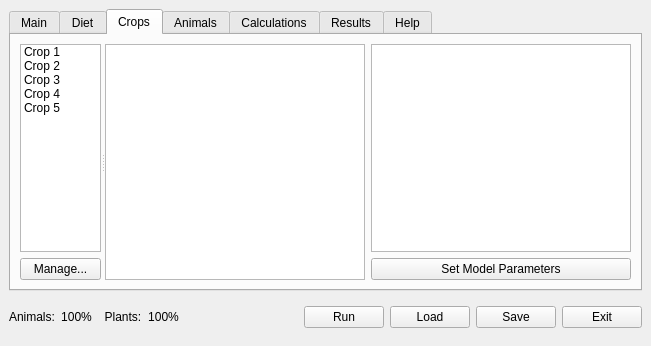
Above: src/ui/lamainformbase.ui from arkygeek/landuseanalyst before the change. Below: the same form after it.
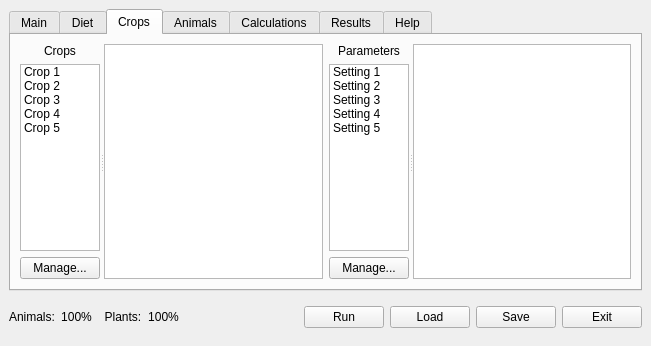
That is the form after the change. The open tabs and pages were chosen to show the change. Icons and pictures are not drawn.

Commit message: made changes to accommodate parameter management in mainform organized order of things in lautils added parameter management forms, not yet implemented though

Patch:
```diff
--- a/src/ui/lamainformbase.ui
+++ b/src/ui/lamainformbase.ui
@@ -955,15 +955,15 @@
       <attribute name="title" >
        <string>Crops</string>
       </attribute>
-      <layout class="QGridLayout" >
-       <property name="margin" >
-        <number>9</number>
-       </property>
-       <property name="spacing" >
-        <number>6</number>
-       </property>
-       <item row="0" column="0" >
         <widget class="QSplitter" name="splitter_4" >
+       <property name="geometry" >
+        <rect>
+         <x>9</x>
+         <y>9</y>
+         <width>303</width>
+         <height>235</height>
+        </rect>
+       </property>
          <property name="orientation" >
           <enum>Qt::Horizontal</enum>
          </property>
@@ -975,6 +975,16 @@
            <property name="spacing" >
             <number>6</number>
            </property>
+         <item>
+          <widget class="QLabel" name="label_4" >
+           <property name="text" >
+            <string>Crops</string>
+           </property>
+           <property name="alignment" >
+            <set>Qt::AlignCenter</set>
+           </property>
+          </widget>
+         </item>
            <item>
             <widget class="QListWidget" name="listWidgetPlants" >
              <property name="sizePolicy" >
@@ -1029,15 +1039,7 @@
            </item>
           </layout>
          </widget>
-         <widget class="QWidget" name="layoutWidget" >
-          <layout class="QHBoxLayout" >
-           <property name="margin" >
-            <number>0</number>
-           </property>
-           <property name="spacing" >
-            <number>6</number>
-           </property>
-           <item>
+       <widget class="QWidget" name="" >
             <layout class="QVBoxLayout" >
              <property name="margin" >
               <number>0</number>
@@ -1058,8 +1060,21 @@
               </widget>
              </item>
             </layout>
-           </item>
-           <item>
+       </widget>
+      </widget>
+      <widget class="QSplitter" name="splitter_7" >
+       <property name="geometry" >
+        <rect>
+         <x>318</x>
+         <y>9</y>
+         <width>302</width>
+         <height>235</height>
+        </rect>
+       </property>
+       <property name="orientation" >
+        <enum>Qt::Horizontal</enum>
+       </property>
+       <widget class="QWidget" name="" >
             <layout class="QVBoxLayout" >
              <property name="margin" >
               <number>0</number>
@@ -1068,31 +1083,72 @@
               <number>6</number>
              </property>
              <item>
-              <widget class="QTextBrowser" name="textBrowserPlantParameters" >
+          <widget class="QLabel" name="label" >
+           <property name="text" >
+            <string>Parameters</string>
+           </property>
+           <property name="alignment" >
+            <set>Qt::AlignCenter</set>
+           </property>
+          </widget>
+         </item>
+         <item>
+          <widget class="QListWidget" name="listWidgetPlantParameters" >
                <property name="sizePolicy" >
                 <sizepolicy>
-                 <hsizetype>7</hsizetype>
-                 <vsizetype>3</vsizetype>
+             <hsizetype>13</hsizetype>
+             <vsizetype>7</vsizetype>
                  <horstretch>0</horstretch>
                  <verstretch>0</verstretch>
                 </sizepolicy>
                </property>
+           <item>
+            <property name="text" >
+             <string>Setting 1</string>
+            </property>
+           </item>
+           <item>
+            <property name="text" >
+             <string>Setting 2</string>
+            </property>
+           </item>
+           <item>
+            <property name="text" >
+             <string>Setting 3</string>
+            </property>
+           </item>
+           <item>
+            <property name="text" >
+             <string>Setting 4</string>
+            </property>
+           </item>
+           <item>
+            <property name="text" >
+             <string>Setting 5</string>
+            </property>
+           </item>
               </widget>
              </item>
              <item>
               <widget class="QPushButton" name="pbnCropParameters" >
                <property name="text" >
-                <string>Set Model Parameters</string>
+            <string>Manage...</string>
                </property>
               </widget>
              </item>
             </layout>
-           </item>
-          </layout>
-         </widget>
-        </widget>
-       </item>
-      </layout>
+       </widget>
+       <widget class="QTextBrowser" name="textBrowserPlantParameters" >
+        <property name="sizePolicy" >
+         <sizepolicy>
+          <hsizetype>7</hsizetype>
+          <vsizetype>3</vsizetype>
+          <horstretch>0</horstretch>
+          <verstretch>0</verstretch>
+         </sizepolicy>
+        </property>
+       </widget>
+      </widget>
      </widget>
      <widget class="QWidget" name="animals_tab" >
       <attribute name="title" >
```
Left out of the diff: 91 changed lines with no effect on the pictures. Lines whose indentation alone changed are shown as unchanged. The commit also changes 3 other files.
